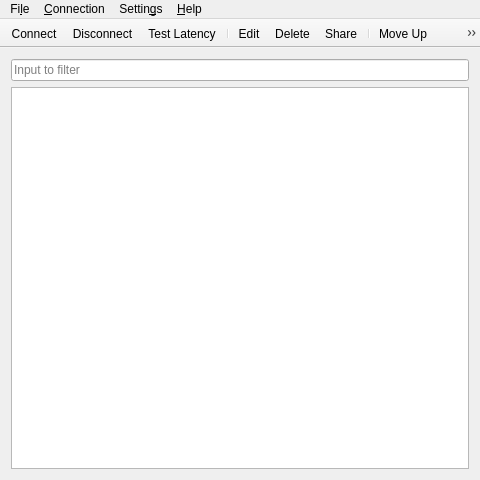
Qt form ui/mainwindow.ui (Trojan-Qt5/Trojan-Qt5) before a commit.
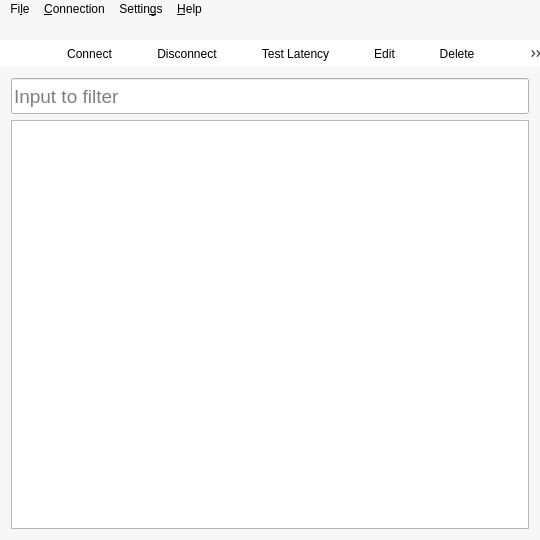
The same form after that commit. Icons and pictures are not drawn.

What changed in the file:
```diff
--- a/ui/mainwindow.ui
+++ b/ui/mainwindow.ui
@@ -6,8 +6,8 @@
    <rect>
     <x>0</x>
     <y>0</y>
-    <width>480</width>
-    <height>480</height>
+    <width>540</width>
+    <height>540</height>
    </rect>
   </property>
   <property name="minimumSize">
@@ -16,6 +16,70 @@
     <height>400</height>
    </size>
   </property>
+  <property name="palette">
+   <palette>
+    <active>
+     <colorrole role="Base">
+      <brush brushstyle="SolidPattern">
+       <color alpha="255">
+        <red>255</red>
+        <green>255</green>
+        <blue>255</blue>
+       </color>
+      </brush>
+     </colorrole>
+     <colorrole role="Window">
+      <brush brushstyle="SolidPattern">
+       <color alpha="255">
+        <red>247</red>
+        <green>247</green>
+        <blue>247</blue>
+       </color>
+      </brush>
+     </colorrole>
+    </active>
+    <inactive>
+     <colorrole role="Base">
+      <brush brushstyle="SolidPattern">
+       <color alpha="255">
+        <red>255</red>
+        <green>255</green>
+        <blue>255</blue>
+       </color>
+      </brush>
+     </colorrole>
+     <colorrole role="Window">
+      <brush brushstyle="SolidPattern">
+       <color alpha="255">
+        <red>247</red>
+        <green>247</green>
+        <blue>247</blue>
+       </color>
+      </brush>
+     </colorrole>
+    </inactive>
+    <disabled>
+     <colorrole role="Base">
+      <brush brushstyle="SolidPattern">
+       <color alpha="255">
+        <red>247</red>
+        <green>247</green>
+        <blue>247</blue>
+       </color>
+      </brush>
+     </colorrole>
+     <colorrole role="Window">
+      <brush brushstyle="SolidPattern">
+       <color alpha="255">
+        <red>247</red>
+        <green>247</green>
+        <blue>247</blue>
+       </color>
+      </brush>
+     </colorrole>
+    </disabled>
+   </palette>
+  </property>
   <property name="windowTitle">
    <string>Connection Manager</string>
   </property>
@@ -30,6 +94,24 @@
    <layout class="QVBoxLayout" name="verticalLayout">
     <item>
      <widget class="QLineEdit" name="filterLineEdit">
+      <property name="minimumSize">
+       <size>
+        <width>0</width>
+        <height>36</height>
+       </size>
+      </property>
+      <property name="font">
+       <font>
+        <family>Arial</family>
+        <pointsize>14</pointsize>
+       </font>
+      </property>
+      <property name="styleSheet">
+       <string notr="true">QLineEdit[text=&quot;&quot;]
+{ 
+color: rgb(181,181,181); 
+}</string>
+      </property>
       <property name="placeholderText">
        <string>Input to filter</string>
       </property>
@@ -40,6 +122,20 @@
     </item>
     <item>
      <widget class="QTableView" name="connectionView">
+      <property name="styleSheet">
+       <string notr="true">QTableView
+{
+selection-background-color: rgb(0,147,255);
+}
+
+QHeaderView::section
+{
+background-color: white;
+border: 1px solid white;
+color: rgb(112,112,112);
+text-align: left;
+}</string>
+      </property>
       <property name="editTriggers">
        <set>QAbstractItemView::NoEditTriggers</set>
       </property>
@@ -75,6 +171,11 @@
    <property name="windowTitle">
     <string>Show Toolbar</string>
    </property>
+   <property name="styleSheet">
+    <string notr="true">background : rgb(255, 255, 255);
+border: none;
+spacing: 35px;</string>
+   </property>
    <property name="movable">
     <bool>false</bool>
    </property>
@@ -93,14 +194,13 @@
    <attribute name="toolBarBreak">
     <bool>false</bool>
    </attribute>
+   <addaction name="Placeholder"/>
    <addaction name="actionConnect"/>
    <addaction name="actionDisconnect"/>
    <addaction name="actionTestLatency"/>
-   <addaction name="separator"/>
    <addaction name="actionEdit"/>
    <addaction name="actionDelete"/>
    <addaction name="actionShare"/>
-   <addaction name="separator"/>
    <addaction name="actionMoveUp"/>
    <addaction name="actionMoveDown"/>
   </widget>
@@ -109,11 +209,37 @@
     <rect>
      <x>0</x>
      <y>0</y>
-     <width>480</width>
-     <height>22</height>
+     <width>540</width>
+     <height>40</height>
     </rect>
    </property>
+   <property name="minimumSize">
+    <size>
+     <width>0</width>
+     <height>40</height>
+    </size>
+   </property>
+   <property name="styleSheet">
+    <string notr="true">QMenuBar
+{
+     background: rgb(247,247,247);
+}
+
+QMenuBar::item::pressed
+{
+	background : rgb(64,155,255);
+}
+
+QMenu::item:selected { 
+    color: rgb(255,255,255);
+}</string>
+   </property>
    <widget class="QMenu" name="menuConnection">
+    <property name="font">
+     <font>
+      <family>Arial</family>
+     </font>
+    </property>
     <property name="title">
      <string>&amp;Connection</string>
     </property>
@@ -149,6 +275,11 @@
     <addaction name="actionMoveDown"/>
    </widget>
    <widget class="QMenu" name="menuFile">
+    <property name="font">
+     <font>
+      <family>Arial</family>
+     </font>
+    </property>
     <property name="title">
      <string>Fi&amp;le</string>
     </property>
@@ -159,6 +290,11 @@
     <addaction name="actionQuit"/>
    </widget>
    <widget class="QMenu" name="menuSettings">
+    <property name="font">
+     <font>
+      <family>Arial</family>
+     </font>
+    </property>
     <property name="title">
      <string>Settin&amp;gs</string>
     </property>
@@ -168,6 +304,11 @@
     <addaction name="actionShowFilterBar"/>
    </widget>
    <widget class="QMenu" name="menuHelp">
+    <property name="font">
+     <font>
+      <family>Arial</family>
+     </font>
+    </property>
     <property name="title">
      <string>&amp;Help</string>
     </property>
@@ -231,6 +372,17 @@
     <string>&amp;Edit</string>
    </property>
   </action>
+  <action name="Placeholder">
+   <property name="text">
+    <string/>
+   </property>
+   <property name="iconText">
+    <string/>
+   </property>
+   <property name="visible">
+    <bool>true</bool>
+   </property>
+  </action>
   <action name="actionConnect">
    <property name="text">
     <string>&amp;Connect</string>
```
Left out of the diff: 24 changed lines with no effect on the pictures.
